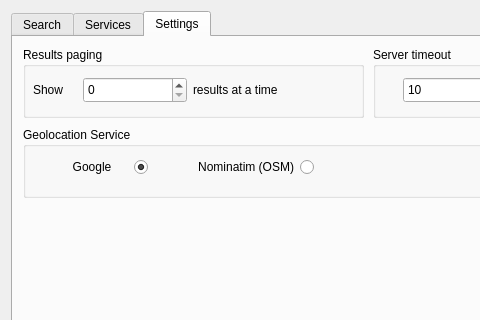
The window that plugin/MetaSearch/ui/maindialog.ui (vesnikos/MetaSearch) describes before a commit, drawn with Qt 5; both pictures show x 0 to 480 and y 0 to 320 of the 635 by 628 pixel window.
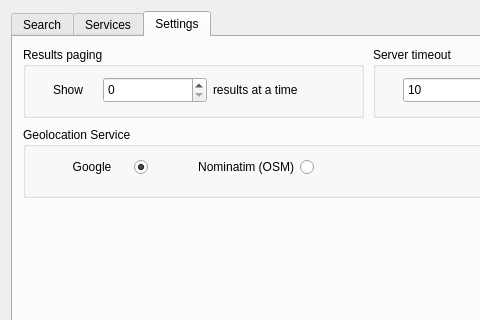
The same window after the commit.

Commit message: - Removed bias of geolocation service

```diff
--- a/plugin/MetaSearch/ui/maindialog.ui
+++ b/plugin/MetaSearch/ui/maindialog.ui
@@ -486,7 +486,7 @@
        <widget class="QLabel" name="label_5">
         <property name="geometry">
          <rect>
-          <x>10</x>
+          <x>30</x>
           <y>30</y>
           <width>41</width>
           <height>26</height>
@@ -499,7 +499,7 @@
        <widget class="QSpinBox" name="spnRecords">
         <property name="geometry">
          <rect>
-          <x>60</x>
+          <x>80</x>
           <y>30</y>
           <width>104</width>
           <height>26</height>
@@ -509,7 +509,7 @@
        <widget class="QLabel" name="label_2">
         <property name="geometry">
          <rect>
-          <x>170</x>
+          <x>190</x>
           <y>30</y>
           <width>101</width>
           <height>26</height>
```
The commit also changes 1 other file.
